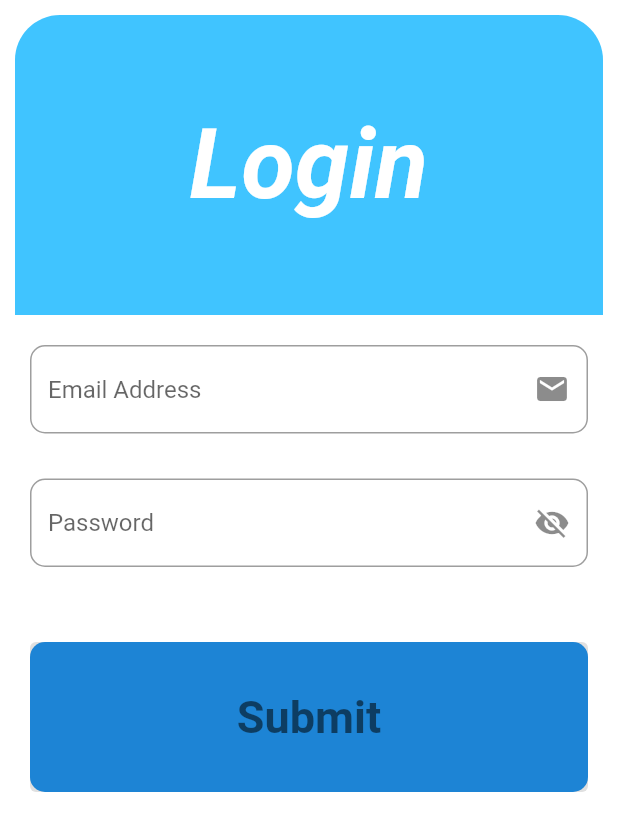
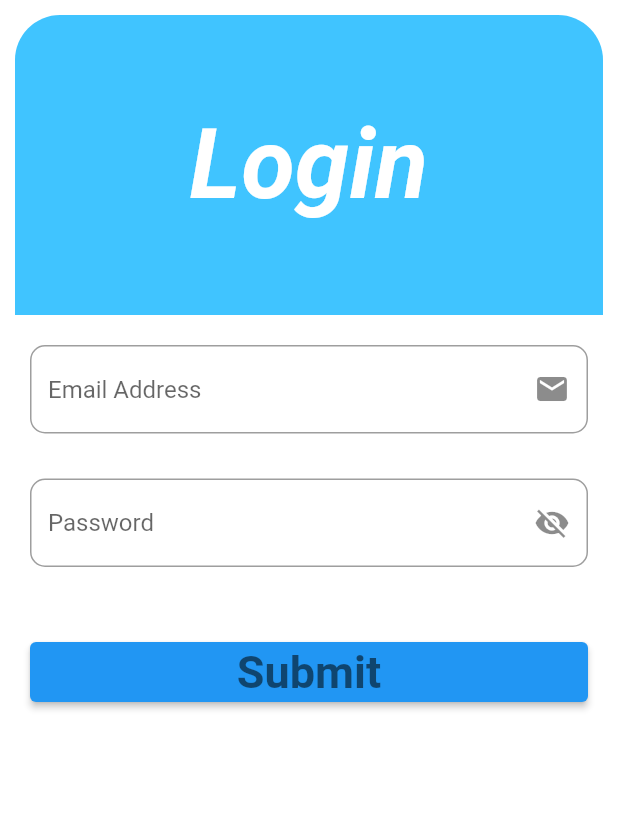
Before and after one commit to mohammedek/wmo_hostel_attendence, a Flutter app: the screen it shows after launch, on a phone screen of 412 x 824 dp. Shown: the top 831 px of the screen. Run offline on Flutter 3.47's test engine with Material 2 defaults, Android fonts, the phone set to English and light mode, and no system bars; our stand-ins replace cloud_firestore, firebase_auth, firebase_core, flutter_bloc; missing offline and left inert: dart:ffi; accounts and stored records are empty.

Commit message:
login & reg changes

```diff
--- /dev/null
+++ b/lib/auth/auth_fire_log.dart
@@ -0,0 +1 @@
+import 'package:flutter/material.dart';
--- a/lib/auth/login.dart
+++ b/lib/auth/login.dart
@@ -6,14 +6,13 @@ import 'package:wmo_hostel_attendence/widgets/buttons_common.dart';
 import '../widgets/custom_textfeild.dart';
 
 
-class Login extends StatefulWidget {
-  const Login({Key? key}) : super(key: key);
+class LoginPage extends StatelessWidget {
+  const LoginPage({super.key});
 
-  @override
-  State<Login> createState() => _LoginState();
+  Future<FirebaseApp>_initializeFirebase() async{
+    FirebaseApp firebaseApp = await Firebase.initializeApp();
+        return firebaseApp;
   }
-
-class _LoginState extends State<Login> {
   @override
   Widget build(BuildContext context) {
     return Scaffold(
@@ -23,19 +22,25 @@ class _LoginState extends State<Login> {
       //   title: Text("Login,"),
       // ),
       body:
+      FutureBuilder(
+        future: _initializeFirebase(),
+        builder: (context,snapshot) {
+          if (snapshot.connectionState == ConnectionState.done) {
+            return
               Padding(
-        padding:EdgeInsets.all(10),
+                  padding: const EdgeInsets.all(10),
                   child: ListView(
                       children: [
                         Container(
                           height: 200,
                           decoration: const BoxDecoration(
                             color: Colors.lightBlueAccent,
-                    borderRadius: BorderRadius.only(topLeft: Radius.circular(30),
+                            borderRadius: BorderRadius.only(
+                                topLeft: Radius.circular(30),
                                 topRight: Radius.circular(30)),
                           ),
-                  child:const Center(
-                      child: Text("Login",textAlign: TextAlign.center,
+                          child: const Center(
+                            child: Text("Login", textAlign: TextAlign.center,
                                 style: TextStyle(
                                     color: Colors.white,
                                     fontStyle: FontStyle.italic,
@@ -45,27 +50,46 @@ class _LoginState extends State<Login> {
                             ),
                           ),
                         ),
-         customTextFeild(),
-            customPasswordFeild(),
-            SizedBox(height: 30.0,),
+                        const customTextFeild(),
+                        const customPasswordFeild(),
+                        const SizedBox(height: 30.0,),
                          Padding(
-              padding: const EdgeInsets.all(10.0),
-              child:(
-              // Row(
-              //   mainAxisAlignment: MainAxisAlignment.start,
-              //   children:[
-              //     Text('Forget password?',
-              //       style: TextStyle(fontSize: 12.0)),
+                            padding: EdgeInsets.all(10.0),
+                            child: (
                             DupButtons(
+                              onPress:(){
+                                print("sclkwlkfh");
+                              },
                                   buttonText: "Submit",
                                   buttonTextColor: Colors.blue,
                                   buttonColor: Colors.blue,
-                   buttonWidth: 150,
-                   buttonHeight: 100,)
-
-            // ]
-              )),
+                                  buttonWidth: 10,
+                                  buttonHeight: 40,)),
+                            ),
+                        // Row(
+                        //   mainAxisAlignment: MainAxisAlignment.start,
+                        //   children:  [
+                        //     SizedBox(
+                        //       height: 50,
+                        //       width: 200,
+                        //       child: GestureDetector(
+                        //         onTap: (){
+                        //             Dialog(
+                        //             child: Text("Contact The administrator"),
+                        //           );
+                        //         },
+                        //           child: Text("Forgot Password ?",
+                        //             style: TextStyle(color:Colors.redAccent ),
+                        //           )),
+                        //     )
+                        //   ],
                         // )
-    ])));
+                      ])
+              );
+          }
+          return  const Center(
+              child: CircularProgressIndicator());
+        })
+      );
   }
 }
--- a/lib/auth/registration.dart
+++ b/lib/auth/registration.dart
@@ -16,7 +16,7 @@ class Register extends StatelessWidget {
           )
         ],
       ),
-    )
+    );
 
   }
 }
--- a/lib/main.dart
+++ b/lib/main.dart
@@ -20,8 +20,8 @@ class MyApp extends StatelessWidget {
   // This widget is the root of your application.
   @override
   Widget build(BuildContext context) {
-    return const MaterialApp(
-      home: Login(),
+    return MaterialApp(
+      home: LoginPage(),
     );
   }
 }
--- a/lib/widgets/buttons_common.dart
+++ b/lib/widgets/buttons_common.dart
@@ -24,8 +24,6 @@ class DupButtons extends StatelessWidget {
     required this.buttonColor,
     required this.buttonWidth,
     required this.buttonHeight,
-    // required this.buttonWidth,
-    // required this.buttonHeight
   });
 
 // class DupButtons extends StatelessWidget {
@@ -41,7 +39,7 @@ class DupButtons extends StatelessWidget {
     return  Container(
         decoration: BoxDecoration(
           color: buttonColor,
-          borderRadius: BorderRadius.circular(10),
+          borderRadius: BorderRadius.circular(15),
         ),
         height: buttonHeight,
         width: buttonWidth ,
@@ -49,7 +47,7 @@ class DupButtons extends StatelessWidget {
         style: ElevatedButton.styleFrom(backgroundColor: buttonColor),
           onPressed: onPress,
             child: Center(
-                child: Text(buttonText,style: TextStyle(
+                child: Text(buttonText,style: const TextStyle(
                     fontSize:30,
                     fontWeight: FontWeight.bold,
                     color: Colors.black54),)),
```
Also changed, not shown: lib/auth/auth_fire_reg.dart (added, +35 -0 lines). Lines whose indentation alone changed are shown as unchanged.
